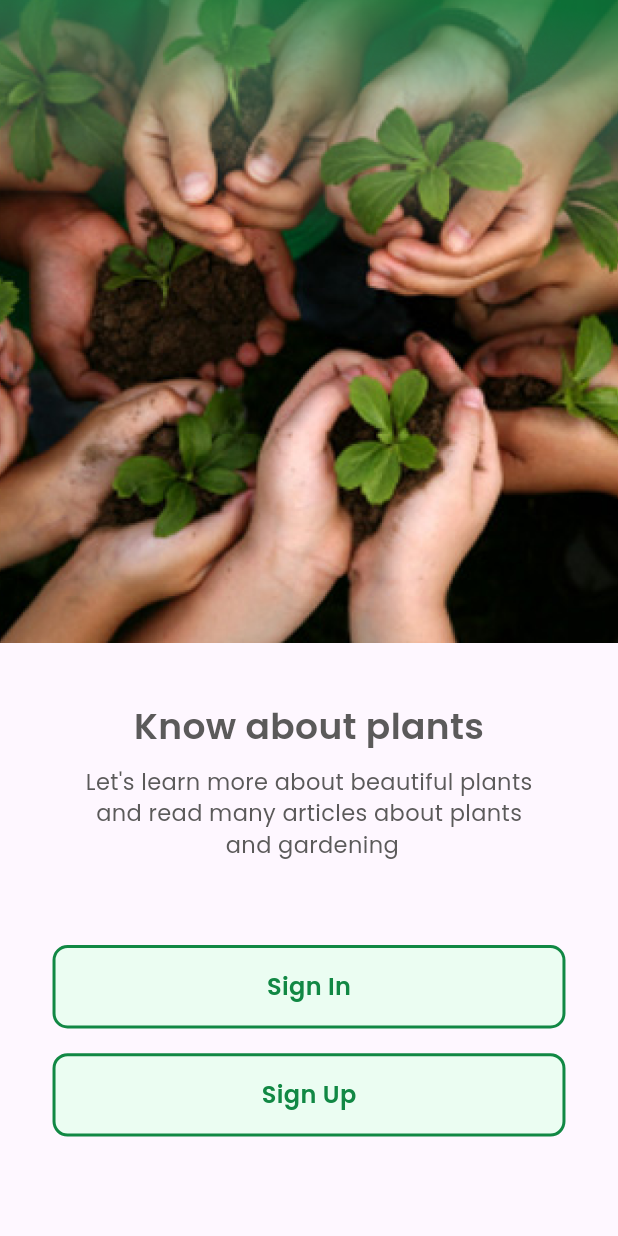
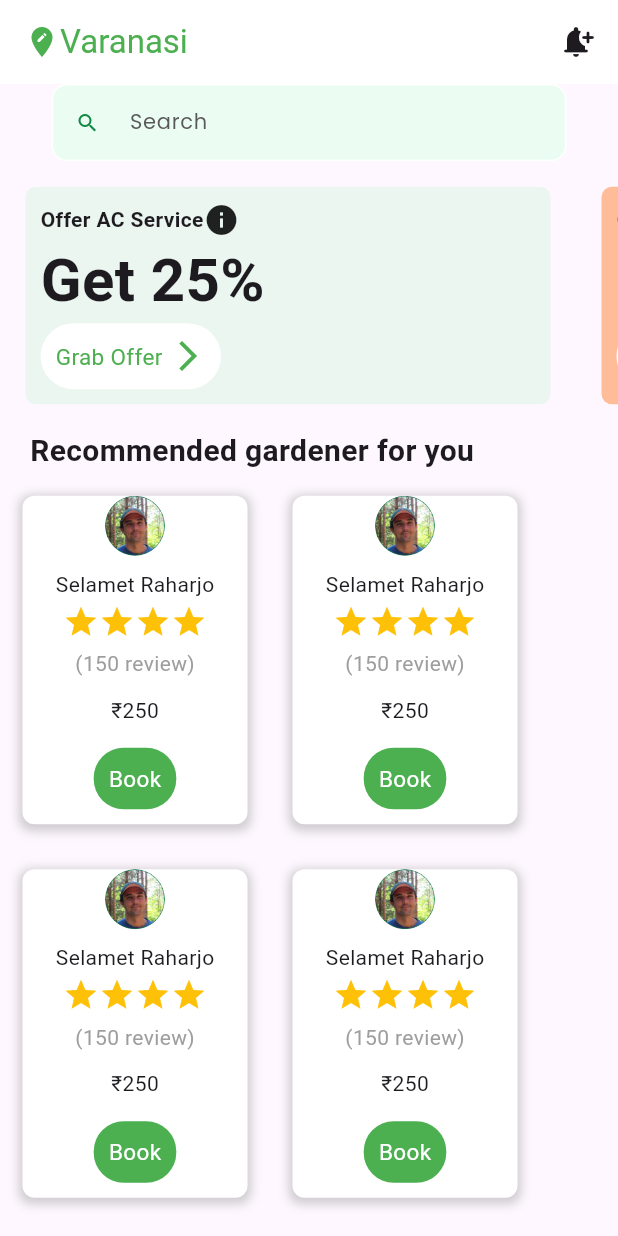
Before and after one commit to Namrata-yadav-08/Plantopia, a Flutter app: the screen it shows after launch, on a phone screen of 412 x 824 dp. Run offline on Flutter 3.47's test engine with Material 3 defaults, Android fonts, the phone set to English and light mode, and no system bars; our stand-ins replace firebase_auth, firebase_core, get, google_fonts; accounts and stored records are empty.

Commit message:
Added a Home Screen

```diff
--- a/lib/main.dart
+++ b/lib/main.dart
@@ -1,4 +1,5 @@
 import 'package:flutter/material.dart';
+import 'package:plantopia/screens/Home.dart';
 import 'package:plantopia/screens/community1.dart';
 import 'package:plantopia/screens/game.dart';
 import 'package:plantopia/screens/homescreen.dart';
@@ -20,8 +21,9 @@ class MyApp extends StatelessWidget {
   Widget build(BuildContext context) {
     return MaterialApp(
       debugShowCheckedModeBanner: false,
-      initialRoute: 'splashscreen',
+      initialRoute: 'home',
       routes: {
+        'home': (context) => const Home(),
         'homescreen': (context) => const Home_Screen(),
         'nav': (context) => const Nav(),
         'comm': (context) => comm(),
--- /dev/null
+++ b/lib/screens/Home.dart
@@ -0,0 +1,67 @@
+import 'package:flutter/material.dart';
+import 'package:plantopia/widgets/Gardner_Profile_Container.dart';
+import 'package:plantopia/widgets/Offer_Column.dart';
+import 'package:plantopia/widgets/inputFields.dart';
+
+class Home extends StatefulWidget {
+  const Home({super.key});
+
+  @override
+  State<Home> createState() => _HomeState();
+}
+
+class _HomeState extends State<Home> {
+  TextEditingController search=TextEditingController();
+  @override
+  Widget build(BuildContext context) {
+    // AppBar(title: Text("Varanasi"),);
+    return Scaffold(
+      appBar: AppBar(
+        backgroundColor: Colors.white,
+        title: Row(
+          children: [
+            Icon(Icons.edit_location,color: Colors.green,),
+            Text("Varanasi",style: TextStyle(color: Colors.green),),
+            Spacer(),
+            Icon(Icons.notification_add_rounded)
+          ],
+        ),
+      ),
+          body: SingleChildScrollView(
+            child: Column(
+              children: [
+                CustomInputField(hintText: "Search", controller: search, icon: Icons.search),
+                SingleChildScrollView(
+                  scrollDirection: Axis.horizontal,
+                  child: Row(
+                    children: [
+                    OfferColumn(colorname: Color.fromRGBO(234, 246, 239, 1)),
+                    OfferColumn(colorname: Color.fromRGBO(255, 188, 153, 1)),
+
+                    ]),
+                ),
+                Row(
+
+                  children: [
+                    Padding(padding: EdgeInsets.all(10)),
+                    Text("Recommended gardener for you",style: TextStyle(fontWeight: FontWeight.bold,fontSize: 20),)],
+                ),
+                Row(
+                  children: [
+                    Gardner_Profile_Container(imagePath: "assets/images/Ellipse 1.png", title: "Selamet Raharjo", Review: "(150 review)"),
+                    Gardner_Profile_Container(imagePath: "assets/images/Ellipse 1.png", title: "Selamet Raharjo", Review: "(150 review)"),
+                  ],
+                ),
+                Row(
+                  children: [
+                    Gardner_Profile_Container(imagePath: "assets/images/Ellipse 1.png", title: "Selamet Raharjo", Review: "(150 review)"),
+                    Gardner_Profile_Container(imagePath: "assets/images/Ellipse 1.png", title: "Selamet Raharjo", Review: "(150 review)"),
+
+                  ],
+                )
+              ],
+            ),
+          ),
+    );
+  }
+}
--- a/lib/screens/signin.dart
+++ b/lib/screens/signin.dart
@@ -3,6 +3,7 @@ import 'package:firebase_auth/firebase_auth.dart';
 import 'package:firebase_core/firebase_core.dart';
 import 'package:flutter/material.dart';
 import 'package:google_fonts/google_fonts.dart';
+import 'package:plantopia/screens/community1.dart';
 import 'package:plantopia/widgets/Header.dart';
 import 'package:plantopia/widgets/footer.dart';
 import 'package:plantopia/widgets/inputFields.dart';
@@ -114,7 +115,9 @@ class _SignInState extends State<SignIn> {
             ),
             Footer(
               text3: 'Sign In',
-              onPressed: () {},
+              onPressed: () {
+                Navigator.push(context, MaterialPageRoute(builder: (context)=> comm()));
+              },
               text4: "Don't have an account?",
               text5: 'Sign Up',
               routeName: 'signup',
--- /dev/null
+++ b/lib/widgets/Gardner_Profile_Container.dart
@@ -0,0 +1,87 @@
+import 'package:flutter/material.dart';
+
+Widget Gardner_Profile_Container({
+  required String imagePath,
+  required String title,
+  required String Review,
+  // required String date,
+}) {
+  return Container(
+    margin: const EdgeInsets.all(15),
+    // height: 252,
+    width: 150,
+    decoration: BoxDecoration(
+      borderRadius: BorderRadius.circular(8),
+      color: Colors.white,
+      boxShadow: [
+        BoxShadow(
+          color: Colors.grey.withOpacity(0.5),
+          spreadRadius: 2,
+          blurRadius: 5,
+          offset: Offset(0, 2),
+        ),
+      ],
+    ),
+    child: Column(
+      children: [
+        Container(
+          child: CircleAvatar(backgroundImage: AssetImage(imagePath),),
+        ),
+        Column(
+          children: [
+            Padding(padding: EdgeInsets.all(3)),
+            Container(
+              margin: const EdgeInsets.all(3),
+              child: Text(title),
+            ),
+            Row(
+              mainAxisAlignment: MainAxisAlignment.center,
+              children: [
+                Icon(Icons.star,color: Colors.amber,),
+                Icon(Icons.star,color: Colors.amber),
+                Icon(Icons.star,color: Colors.amber),
+                Icon(Icons.star,color: Colors.amber),
+              ],
+            ),
+            Container(
+              margin: EdgeInsets.all(6),
+              child: Text(Review,style: TextStyle(color: Colors.grey),),
+            ),
+            Container(
+              margin: EdgeInsets.all(5),
+              child: Text("₹250"),
+            ),
+            // SizedBox(height: 20,),
+                   Container(
+                    margin: EdgeInsets.all(10),
+                     child: InkWell(
+                                 onTap: () {
+                                   // Add your action here
+                                 },
+                                 child: Container(
+                                   padding: EdgeInsets.all(10),
+                                   decoration: BoxDecoration(
+                                     color: Colors.green,
+                                     borderRadius: BorderRadius.circular(20),
+                                   ),
+                                   child: Row(
+                                     mainAxisSize: MainAxisSize.min,
+                                     children: [
+                                       Text(
+                      "Book",
+                      style: TextStyle(fontSize: 15,color: Colors.white),
+                                       ),
+
+                                     ],
+                                   ),
+                                 )),
+                   ),
+                   SizedBox(
+
+                   )
+          ],
+        )
+      ],
+    ),
+  );
+}
--- /dev/null
+++ b/lib/widgets/Offer_Column.dart
@@ -0,0 +1,60 @@
+import 'package:flutter/material.dart';
+
+Widget OfferColumn({
+  required Color colorname
+
+}){
+
+
+    return Container(
+      margin: EdgeInsets.all(17),
+      padding: EdgeInsets.all(10),
+      width: 350,
+      decoration: BoxDecoration(
+
+        color: colorname,
+        borderRadius: BorderRadius.circular(7)
+
+      ),
+      child: Column(
+
+        children: [
+          Row(
+            children: [
+              Text("Offer AC Service",style: TextStyle(fontWeight: FontWeight.bold),),
+              Icon(Icons.info)
+            ],
+          ),
+          Row(
+            children:
+          [Text("Get 25%",style: TextStyle(fontSize: 40,fontWeight: FontWeight.bold),)],),
+          Row(
+            children: [
+               InkWell(
+            onTap: () {
+              // Add your action here
+            },
+            child: Container(
+              padding: EdgeInsets.all(10),
+              decoration: BoxDecoration(
+                color: Colors.white,
+                borderRadius: BorderRadius.circular(40),
+              ),
+              child: Row(
+                mainAxisSize: MainAxisSize.min,
+                children: [
+                  Text(
+                    "Grab Offer",
+                    style: TextStyle(fontSize: 15,color: Colors.green),
+                  ),
+                  SizedBox(width: 5),
+                  Icon(Icons.arrow_forward_ios,color: Colors.green,),
+                ],
+              ),
+            ))
+            ],
+          )
+          ],
+      ),
+    );
+}
--- a/pubspec.yaml
+++ b/pubspec.yaml
@@ -19,7 +19,7 @@ publish_to: 'none' # Remove this line if you wish to publish to pub.dev
 version: 1.0.0+1
 
 environment:
-  sdk: '>=3.3.0-174.3.beta <4.0.0'
+  sdk: '3.2.6'
 
 # Dependencies specify other packages that your package needs in order to work.
 # To automatically upgrade your package dependencies to the latest versions
```
Also changed, not shown: assets/images/Ellipse 1.png (added), pubspec.lock.
